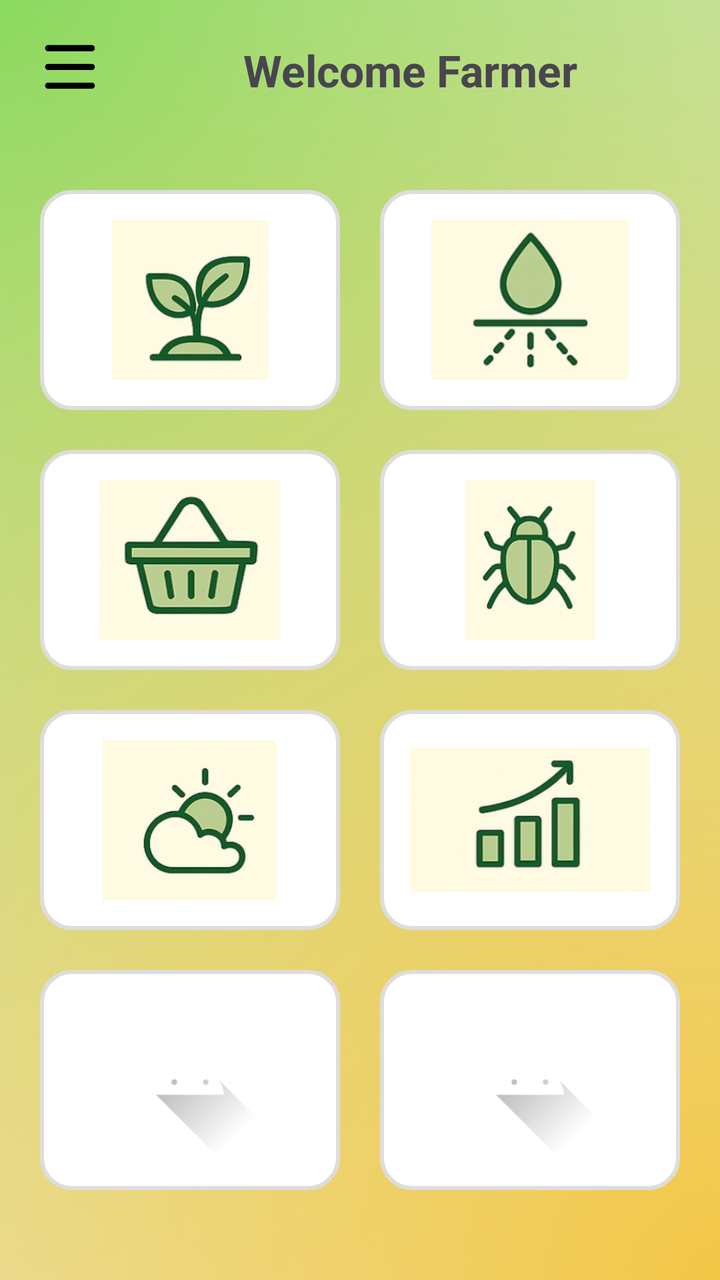
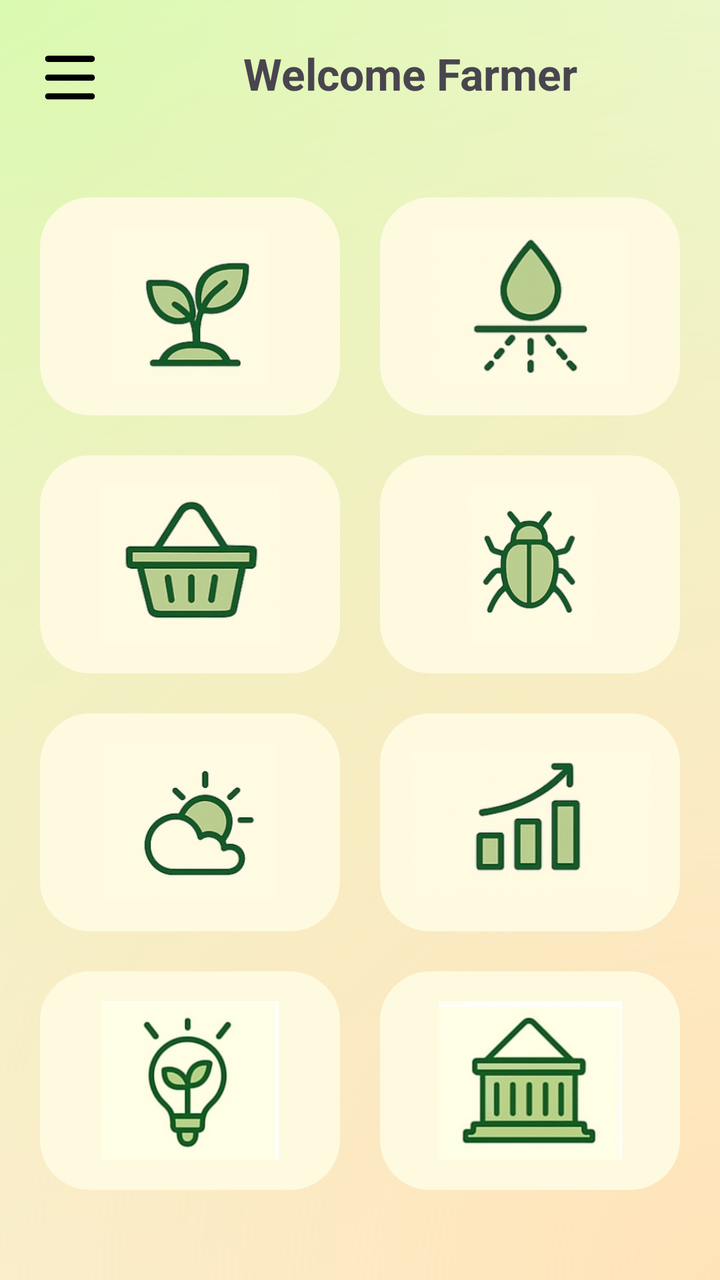

Two renders of the same Android screen: before a commit and after it. Below are the layout's source before the change and the commit's diff.
<!-- AndroidManifest.xml: application theme Theme.Sakha -->
<!-- res/layout/activity_homepage.xml -->
<?xml version="1.0" encoding="utf-8"?>
<androidx.constraintlayout.widget.ConstraintLayout
    xmlns:android="http://schemas.android.com/apk/res/android"
    xmlns:app="http://schemas.android.com/apk/res-auto"
    android:layout_width="match_parent"
    android:layout_height="match_parent"
    android:padding="10dp"
    android:background="@drawable/radiant_bg">

    
    <LinearLayout
        android:id="@+id/topBar"
        android:layout_width="0dp"
        android:layout_height="wrap_content"
        android:orientation="horizontal"
        android:gravity="center_vertical"
        app:layout_constraintTop_toTopOf="parent"
        app:layout_constraintStart_toStartOf="parent"
        app:layout_constraintEnd_toEndOf="parent">

        
        <ImageButton
            android:id="@+id/hamMenu"
            android:layout_width="50dp"
            android:layout_height="50dp"
            android:background="@drawable/ham_menu"
            android:contentDescription="@string/ham_menu" />

        
        <TextView
            android:id="@+id/welcomeText"
            android:layout_width="0dp"
            android:layout_height="wrap_content"
            android:layout_weight="1"
            android:gravity="center"
            android:text="Welcome Farmer"
            android:textSize="22sp"
            android:textStyle="bold" />
    </LinearLayout>

    
    <GridLayout
        android:id="@+id/buttonGrid"
        android:layout_width="0dp"
        android:layout_height="0dp"
        android:layout_marginVertical="25dp"
        android:rowCount="4"
        android:columnCount="2"
        android:orientation="horizontal"
        app:layout_constraintTop_toBottomOf="@id/topBar"
        app:layout_constraintStart_toStartOf="parent"
        app:layout_constraintEnd_toEndOf="parent"
        app:layout_constraintBottom_toBottomOf="parent">

        
        <ImageButton android:id="@+id/btn1" style="@style/GridImageButtonStyle" android:src="@drawable/mycrops"/>
        <ImageButton android:id="@+id/btn2" style="@style/GridImageButtonStyle" android:src="@drawable/irrigation"/>
        <ImageButton android:id="@+id/btn3" style="@style/GridImageButtonStyle" android:src="@drawable/basket"/>
        <ImageButton android:id="@+id/btn4" style="@style/GridImageButtonStyle" android:src="@drawable/pest"/>
        <ImageButton android:id="@+id/btn5" style="@style/GridImageButtonStyle" android:src="@drawable/weather"/>
        <ImageButton android:id="@+id/btn6" style="@style/GridImageButtonStyle" android:src="@drawable/market"/>
        <ImageButton android:id="@+id/btn7" style="@style/GridImageButtonStyle" android:src="@drawable/ic_launcher_foreground"/>
        <ImageButton android:id="@+id/btn8" style="@style/GridImageButtonStyle" android:src="@drawable/ic_launcher_foreground"/>
    </GridLayout>

</androidx.constraintlayout.widget.ConstraintLayout>
<!-- resources referenced by this layout -->
<resources>
  <!-- drawable ic_launcher_foreground (drawable) -->
  <vector xmlns:android="http://schemas.android.com/apk/res/android"
      xmlns:aapt="http://schemas.android.com/aapt"
      android:width="108dp"
      android:height="108dp"
      android:viewportWidth="108"
      android:viewportHeight="108">
      <path android:pathData="M31,63.928c0,0 6.4,-11 12.1,-13.1c7.2,-2.6 26,-1.4 26,-1.4l38.1,38.1L107,108.928l-32,-1L31,63.928z">
          <aapt:attr name="android:fillColor">
              <gradient
                  android:endX="85.84757"
                  android:endY="92.4963"
                  android:startX="42.9492"
                  android:startY="49.59793"
                  android:type="linear">
                  <item
                      android:color="#44000000"
                      android:offset="0.0" />
                  <item
                      android:color="#00000000"
                      android:offset="1.0" />
              </gradient>
          </aapt:attr>
      </path>
      <path
          android:fillColor="#FFFFFF"
          android:fillType="nonZero"
          android:pathData="M65.3,45.828l3.8,-6.6c0.2,-0.4 0.1,-0.9 -0.3,-1.1c-0.4,-0.2 -0.9,-0.1 -1.1,0.3l-3.9,6.7c-6.3,-2.8 -13.4,-2.8 -19.7,0l-3.9,-6.7c-0.2,-0.4 -0.7,-0.5 -1.1,-0.3C38.8,38.328 38.7,38.828 38.9,39.228l3.8,6.6C36.2,49.428 31.7,56.028 31,63.928h46C76.3,56.028 71.8,49.428 65.3,45.828zM43.4,57.328c-0.8,0 -1.5,-0.5 -1.8,-1.2c-0.3,-0.7 -0.1,-1.5 0.4,-2.1c0.5,-0.5 1.4,-0.7 2.1,-0.4c0.7,0.3 1.2,1 1.2,1.8C45.3,56.528 44.5,57.328 43.4,57.328L43.4,57.328zM64.6,57.328c-0.8,0 -1.5,-0.5 -1.8,-1.2s-0.1,-1.5 0.4,-2.1c0.5,-0.5 1.4,-0.7 2.1,-0.4c0.7,0.3 1.2,1 1.2,1.8C66.5,56.528 65.6,57.328 64.6,57.328L64.6,57.328z"
          android:strokeWidth="1"
          android:strokeColor="#00000000" />
  </vector>
  <!-- drawable radiant_bg (drawable) -->
  <?xml version="1.0" encoding="utf-8"?>
  <layer-list xmlns:android="http://schemas.android.com/apk/res/android">
  
      
      <item>
          <shape android:shape="rectangle">
              <gradient
                  android:type="radial"
                  android:centerX="0.0"
                  android:centerY="0.0"
                  android:gradientRadius="800dp"
                  android:startColor="@color/gradient_green"
                  android:endColor="@android:color/transparent" />
          </shape>
      </item>
  
      
      <item>
          <shape android:shape="rectangle">
              <gradient
                  android:type="radial"
                  android:centerX="1.0"
                  android:centerY="1.0"
                  android:gradientRadius="800dp"
                  android:startColor="@color/radiant_background"
                  android:endColor="@android:color/transparent" />
          </shape>
      </item>
  
  </layer-list>
  <string name="ham_menu">hamburger menu</string>
  <style name="GridImageButtonStyle">
          <item name="android:layout_width">0dp</item>
          <item name="android:layout_height">0dp</item>
          <item name="android:layout_rowWeight">1</item>
          <item name="android:layout_columnWeight">1</item>
          <item name="android:layout_margin">10dp</item>
          <item name="android:background">@drawable/rounded_button_bg</item>
          <item name="android:scaleType">centerInside</item>
          <item name="android:adjustViewBounds">true</item>
          <item name="android:padding">15dp</item>
      </style>
  <style name="Theme.Sakha" parent="Base.Theme.Sakha" />
  <color name="gradient_green">#80DB61</color>
  <color name="radiant_background">#F2C746</color>
  <!-- drawable rounded_button_bg (drawable) -->
  <shape xmlns:android="http://schemas.android.com/apk/res/android" android:shape="rectangle">
      <solid android:color="@android:color/white"/>
      <corners android:radius="15dp"/>
      <stroke android:width="2dp" android:color="#DDDDDD"/>
      <padding android:left="5dp" android:top="5dp" android:right="5dp" android:bottom="5dp"/>
  </shape>
  <style name="Base.Theme.Sakha" parent="Theme.Material3.DayNight.NoActionBar">
          
          
      </style>
  <!-- unchanged entries left out for length: 7 -->
</resources>

<!-- the commit's change to res/layout/activity_homepage.xml (unified diff, before → after) -->
@@ -23,6 +23,7 @@
             android:id="@+id/hamMenu"
             android:layout_width="50dp"
             android:layout_height="50dp"
+            android:layout_marginTop="3.5dp"
             android:background="@drawable/ham_menu"
             android:contentDescription="@string/ham_menu" />
 
@@ -59,8 +60,8 @@
         <ImageButton android:id="@+id/btn4" style="@style/GridImageButtonStyle" android:src="@drawable/pest"/>
         <ImageButton android:id="@+id/btn5" style="@style/GridImageButtonStyle" android:src="@drawable/weather"/>
         <ImageButton android:id="@+id/btn6" style="@style/GridImageButtonStyle" android:src="@drawable/market"/>
-        <ImageButton android:id="@+id/btn7" style="@style/GridImageButtonStyle" android:src="@drawable/ic_launcher_foreground"/>
-        <ImageButton android:id="@+id/btn8" style="@style/GridImageButtonStyle" android:src="@drawable/ic_launcher_foreground"/>
+        <ImageButton android:id="@+id/btn7" style="@style/GridImageButtonStyle" android:src="@drawable/idea"/>
+        <ImageButton android:id="@+id/btn8" style="@style/GridImageButtonStyle" android:src="@drawable/gov_schemes"/>
     </GridLayout>
 
 </androidx.constraintlayout.widget.ConstraintLayout>
<!-- resource entries referenced after the edit -->
@@ -1,36 +1,7 @@
 <!-- resources referenced by this layout -->
 <resources>
-  <!-- drawable ic_launcher_foreground (drawable) -->
-  <vector xmlns:android="http://schemas.android.com/apk/res/android"
-      xmlns:aapt="http://schemas.android.com/aapt"
-      android:width="108dp"
-      android:height="108dp"
-      android:viewportWidth="108"
-      android:viewportHeight="108">
-      <path android:pathData="M31,63.928c0,0 6.4,-11 12.1,-13.1c7.2,-2.6 26,-1.4 26,-1.4l38.1,38.1L107,108.928l-32,-1L31,63.928z">
-          <aapt:attr name="android:fillColor">
-              <gradient
-                  android:endX="85.84757"
-                  android:endY="92.4963"
-                  android:startX="42.9492"
-                  android:startY="49.59793"
-                  android:type="linear">
-                  <item
-                      android:color="#44000000"
-                      android:offset="0.0" />
-                  <item
-                      android:color="#00000000"
-                      android:offset="1.0" />
-              </gradient>
-          </aapt:attr>
-      </path>
-      <path
-          android:fillColor="#FFFFFF"
-          android:fillType="nonZero"
-          android:pathData="M65.3,45.828l3.8,-6.6c0.2,-0.4 0.1,-0.9 -0.3,-1.1c-0.4,-0.2 -0.9,-0.1 -1.1,0.3l-3.9,6.7c-6.3,-2.8 -13.4,-2.8 -19.7,0l-3.9,-6.7c-0.2,-0.4 -0.7,-0.5 -1.1,-0.3C38.8,38.328 38.7,38.828 38.9,39.228l3.8,6.6C36.2,49.428 31.7,56.028 31,63.928h46C76.3,56.028 71.8,49.428 65.3,45.828zM43.4,57.328c-0.8,0 -1.5,-0.5 -1.8,-1.2c-0.3,-0.7 -0.1,-1.5 0.4,-2.1c0.5,-0.5 1.4,-0.7 2.1,-0.4c0.7,0.3 1.2,1 1.2,1.8C45.3,56.528 44.5,57.328 43.4,57.328L43.4,57.328zM64.6,57.328c-0.8,0 -1.5,-0.5 -1.8,-1.2s-0.1,-1.5 0.4,-2.1c0.5,-0.5 1.4,-0.7 2.1,-0.4c0.7,0.3 1.2,1 1.2,1.8C66.5,56.528 65.6,57.328 64.6,57.328L64.6,57.328z"
-          android:strokeWidth="1"
-          android:strokeColor="#00000000" />
-  </vector>
+  <!-- drawable gov_schemes: jpg bitmap (drawable, 18664 bytes) -->
+  <!-- drawable idea: jpg bitmap (drawable, 15540 bytes) -->
   <!-- drawable radiant_bg (drawable) -->
   <?xml version="1.0" encoding="utf-8"?>
   <layer-list xmlns:android="http://schemas.android.com/apk/res/android">
@@ -42,9 +13,9 @@
                   android:type="radial"
                   android:centerX="0.0"
                   android:centerY="0.0"
-                  android:gradientRadius="800dp"
+                  android:gradientRadius="900dp"
                   android:startColor="@color/gradient_green"
-                  android:endColor="@android:color/transparent" />
+                  android:endColor="@android:color/white" />
           </shape>
       </item>
   
@@ -55,7 +26,7 @@
                   android:type="radial"
                   android:centerX="1.0"
                   android:centerY="1.0"
-                  android:gradientRadius="800dp"
+                  android:gradientRadius="900dp"
                   android:startColor="@color/radiant_background"
                   android:endColor="@android:color/transparent" />
           </shape>
@@ -72,17 +43,22 @@
           <item name="android:background">@drawable/rounded_button_bg</item>
           <item name="android:scaleType">centerInside</item>
           <item name="android:adjustViewBounds">true</item>
+          <item name="android:backgroundTint">#FDFAE0</item>
           <item name="android:padding">15dp</item>
       </style>
   <style name="Theme.Sakha" parent="Base.Theme.Sakha" />
-  <color name="gradient_green">#80DB61</color>
-  <color name="radiant_background">#F2C746</color>
+  <color name="gradient_green">#D1FFAD</color>
+  <color name="radiant_background">#FFE3B8</color>
   <!-- drawable rounded_button_bg (drawable) -->
   <shape xmlns:android="http://schemas.android.com/apk/res/android" android:shape="rectangle">
       <solid android:color="@android:color/white"/>
-      <corners android:radius="15dp"/>
-      <stroke android:width="2dp" android:color="#DDDDDD"/>
-      <padding android:left="5dp" android:top="5dp" android:right="5dp" android:bottom="5dp"/>
+      <corners android:radius="25dp"/>
+      <stroke android:width="0dp" android:color="#FFFFFF"/>
+      <padding
+          android:left="5dp"
+          android:top="5dp"
+          android:right="5dp"
+          android:bottom="5dp"/>
   </shape>
   <style name="Base.Theme.Sakha" parent="Theme.Material3.DayNight.NoActionBar">
           
